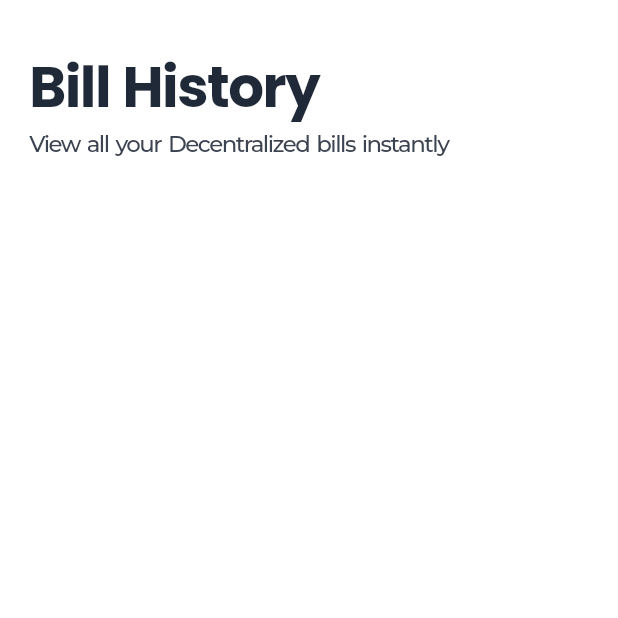
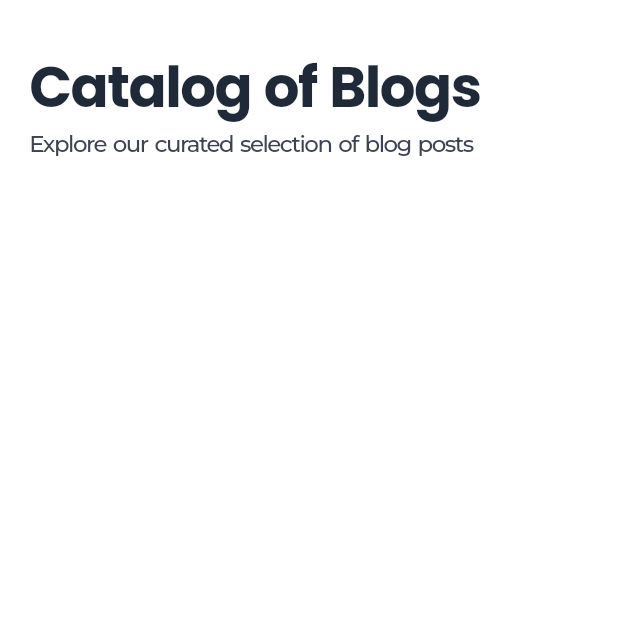
Before and after one commit to ananya-bangera/subspace-assignment-1, a Flutter app: the BlogsPage screen opened directly, on a phone screen of 412 x 824 dp, the top half of it. Run offline on Flutter 3.47's test engine with Material 2 defaults, Android fonts, the phone set to English and light mode, and no system bars; our stand-ins replace cloud_firestore, firebase_auth, firebase_core, flutter_staggered_animations, get, google_fonts and 5 more; accounts and stored records are empty; network calls fail.

Commit message:
Display List Done

```diff
--- a/BlogNaut/blog_naut/lib/blogs/models/blog_model.dart
+++ b/BlogNaut/blog_naut/lib/blogs/models/blog_model.dart
@@ -2,6 +2,7 @@ class BlogModel {
   String? id;
   String? title;
   String? img_url;
+
   BlogModel({this.id, this.title, this.img_url});
   factory BlogModel.fromJson(Map<String, dynamic> json) {
     return BlogModel(
--- a/BlogNaut/blog_naut/lib/blogs/services/blog_fetch_service.dart
+++ b/BlogNaut/blog_naut/lib/blogs/services/blog_fetch_service.dart
@@ -1,8 +1,10 @@
 import 'dart:async';
 import 'dart:convert';
 import 'package:http/http.dart' as http;
+import 'package:shared_preferences/shared_preferences.dart';
 
 import '../models/blog_model.dart';
+import 'package:get/get.dart';
 
 class BlogFetchService {
   Future<List<BlogModel>> fetchBlogs() async {
@@ -15,9 +17,11 @@ class BlogFetchService {
         'x-hasura-admin-secret': adminSecret,
       });
       print(response.body);
+      print(
+          "*************************************************@@@@@@@@@@@@@@@@@@@@@@@@@@@@@@@@@@@@@@@@@@@");
       final parsed =
           await jsonDecode(response.body)["blogs"].cast<Map<String, dynamic>>();
-      print(parsed);
+
       List<BlogModel> blogModelList =
           parsed.map<BlogModel>((json) => BlogModel.fromJson(json)).toList();
       return blogModelList;
--- a/BlogNaut/blog_naut/lib/blogs/view_blogs_list.dart
+++ b/BlogNaut/blog_naut/lib/blogs/view_blogs_list.dart
@@ -20,11 +20,6 @@ class _BlogsPageState extends State<BlogsPage> {
   SubspaceStore store = SubspaceStore();
   final BlogFetchService blogFetchService = BlogFetchService();
 
-  // @override
-  // void initState() {
-  //   blogsListController.fetchBlogs();
-  // }
-
   @override
   Widget build(BuildContext context) {
     return Scaffold(
@@ -39,7 +34,7 @@ class _BlogsPageState extends State<BlogsPage> {
                   Container(
                     alignment: Alignment.centerLeft,
                     margin: EdgeInsets.only(top: 10),
-                    child: Text("Bill History",
+                    child: Text("Catalog of Blogs",
                         style: SubspaceTheme.titleText(
                             size: SubspaceTheme.getMobileWidth(context) / 11,
                             color: SubspaceTheme.darkishGrey,
@@ -47,7 +42,7 @@ class _BlogsPageState extends State<BlogsPage> {
                   ),
                   Container(
                     alignment: Alignment.centerLeft,
-                    child: Text("View all your Decentralized bills instantly",
+                    child: Text("Explore our curated selection of blog posts",
                         style: SubspaceTheme.subtitleText(
                             size: SubspaceTheme.getMobileWidth(context) / 27,
                             color: SubspaceTheme.nearlyGrey,
--- a/BlogNaut/blog_naut/lib/main.dart
+++ b/BlogNaut/blog_naut/lib/main.dart
@@ -30,6 +30,7 @@ class _MyAppState extends State<MyApp> {
   Future<void> switchPage() async {
     final SharedPreferences prefs = await SharedPreferences.getInstance();
     final String? session = prefs.getString("session");
+    print(session);
     if (session == null) {
       home = Login();
     } else {
--- a/BlogNaut/blog_naut/pubspec.yaml
+++ b/BlogNaut/blog_naut/pubspec.yaml
@@ -45,6 +45,8 @@ dependencies:
   flutter_staggered_animations:
   http:
   get:
+  zoom_tap_animation:
+  like_button:
 
 dev_dependencies:
   flutter_test:
```
Also changed, not shown: BlogNaut/blog_naut/lib/blogs/widgets/blog_card.dart (+29 -10 lines), BlogNaut/blog_naut/lib/controllers/blog_list_controller.dart (+12 -1 lines), BlogNaut/blog_naut/pubspec.lock.
